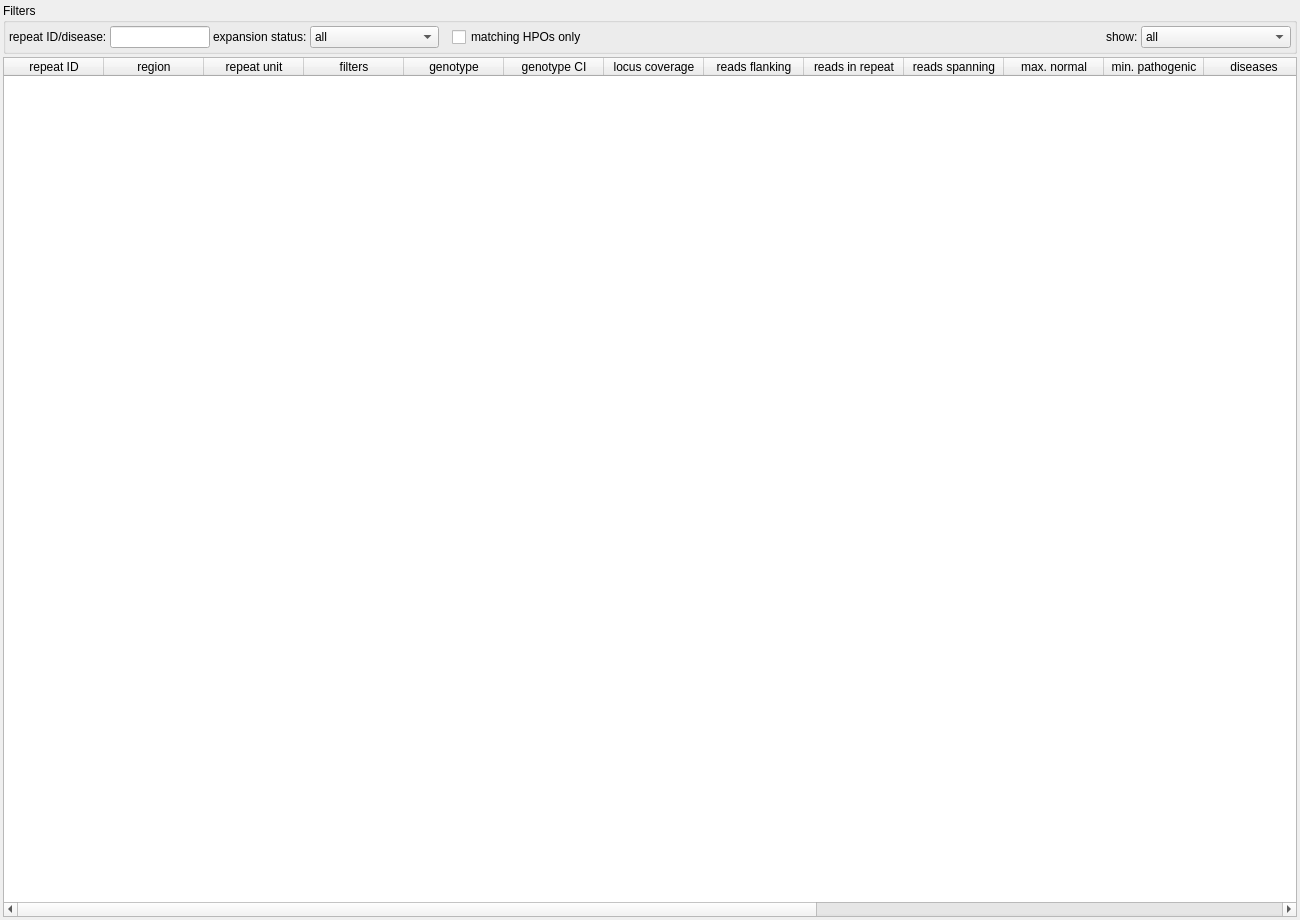
Old version of the form src/GSvar/RepeatExpansionWidget.ui in the repository imgag/ngs-bits.
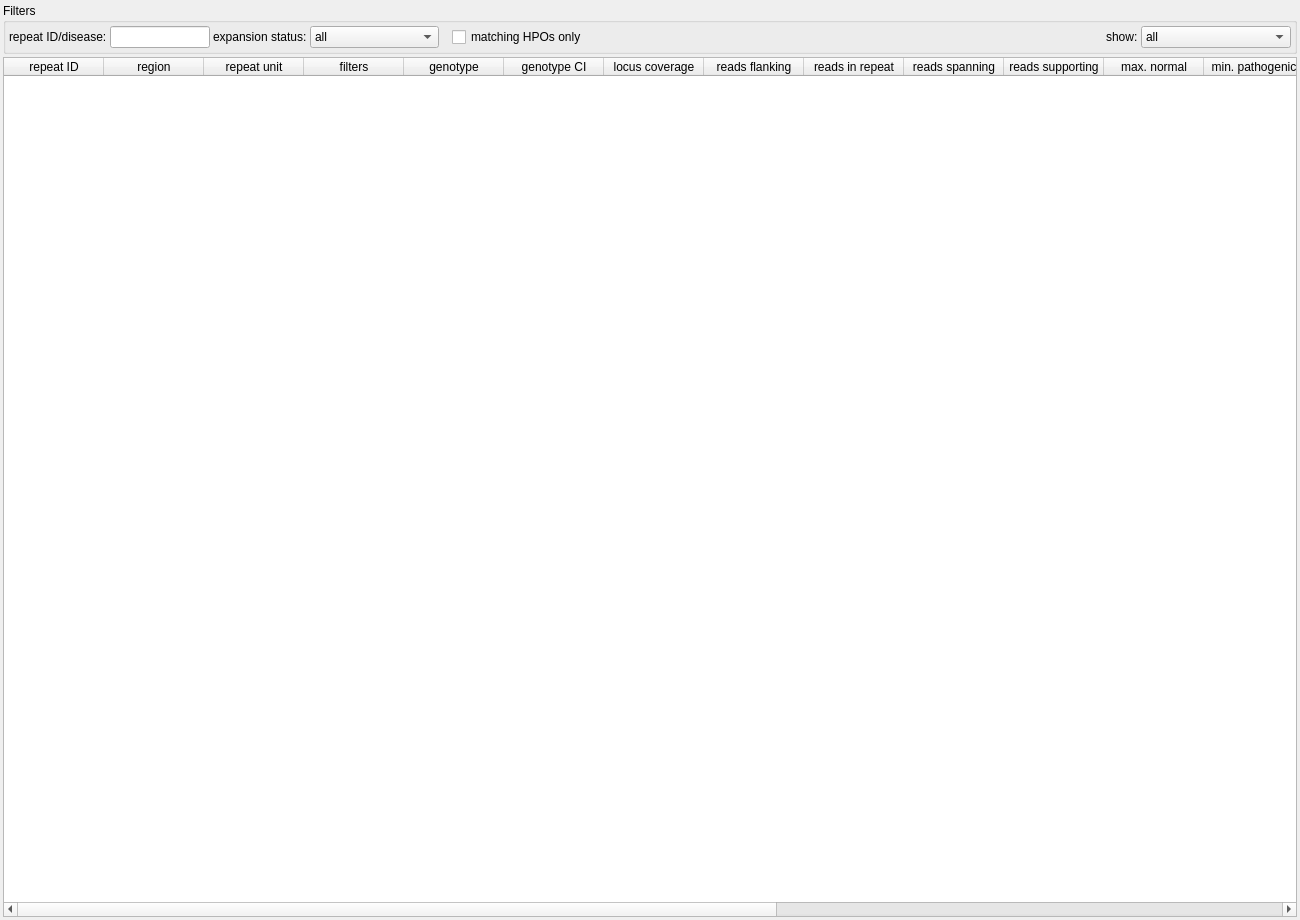
New version of the form.

```diff
--- a/src/GSvar/RepeatExpansionWidget.ui
+++ b/src/GSvar/RepeatExpansionWidget.ui
@@ -295,6 +295,11 @@
        <string>Number of spanning reads consistent with called alleles</string>
       </property>
      </column>
+     <column>
+      <property name="text">
+       <string>reads supporting</string>
+      </property>
+     </column>
      <column>
       <property name="text">
        <string>max. normal</string>
```
